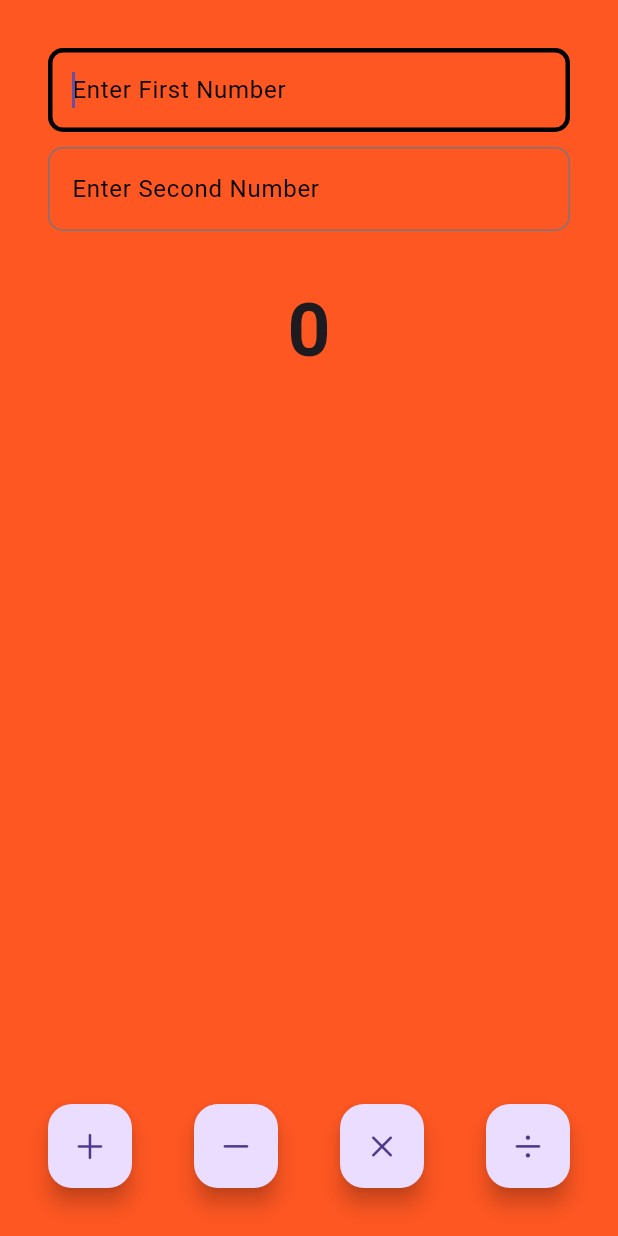
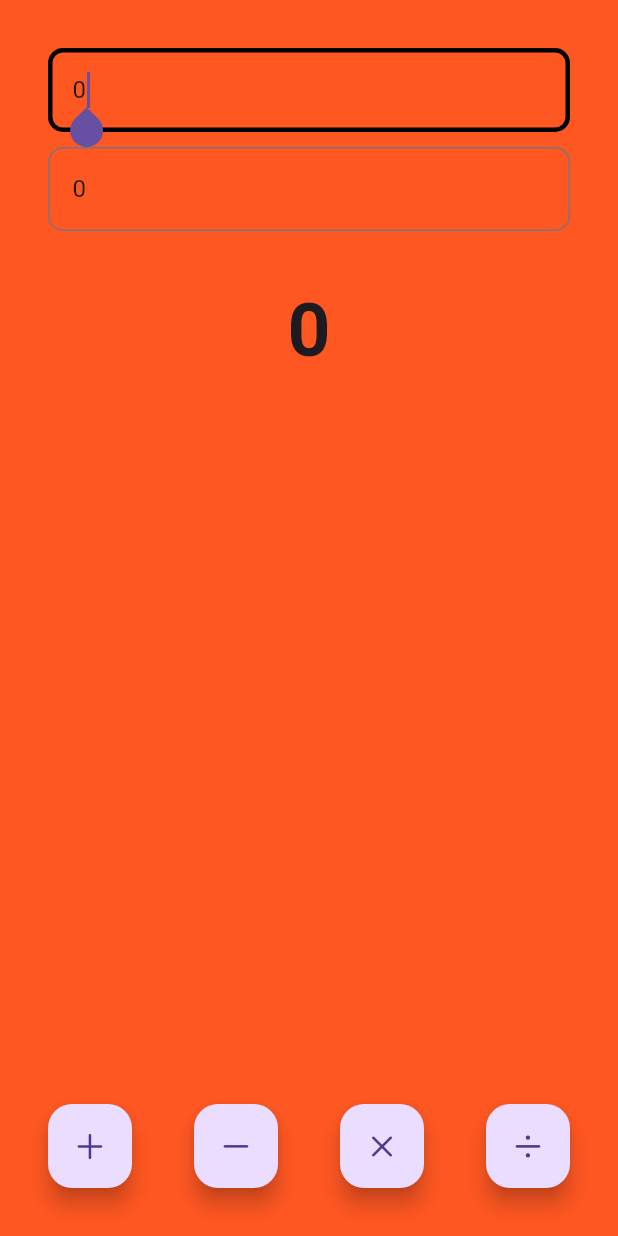
Before and after one commit to Sahil-pillania/calculator_flutter, a Flutter app: the screen it shows after launch, on a phone screen of 412 x 824 dp. Run offline on Flutter 3.47's test engine with Material 3 defaults, Android fonts, the phone set to English and light mode, and no system bars.

```diff
--- a/lib/views/calculator.dart
+++ b/lib/views/calculator.dart
@@ -9,6 +9,20 @@ class CalculatorView extends StatefulWidget {
 }
 
 class _CalculatorViewState extends State<CalculatorView> {
+  int x = 0;
+  int y = 0;
+  num z = 0;
+
+  final displayOneController = TextEditingController();
+  final displayTwoController = TextEditingController();
+
+  @override
+  void initState() {
+    super.initState();
+    displayOneController.text = x.toString();
+    displayTwoController.text = y.toString();
+  }
+
   @override
   Widget build(BuildContext context) {
     return Padding(
@@ -16,30 +30,48 @@ class _CalculatorViewState extends State<CalculatorView> {
       child: Column(
         children: [
           // calculator display
-          DisplayOne(hint: "Enter First Number"),
-          SizedBox(height: 10.0),
-          DisplayOne(hint: "Enter Second Number"),
-          SizedBox(height: 30.0),
-          Text("0",
+          Display(hint: "Enter First Number", controller: displayOneController),
+          const SizedBox(height: 10.0),
+          Display(
+              hint: "Enter Second Number", controller: displayTwoController),
+          const SizedBox(height: 30.0),
+          Text(z.toString(),
               style: TextStyle(fontSize: 50, fontWeight: FontWeight.bold)),
           Spacer(),
           Row(
             mainAxisAlignment: MainAxisAlignment.spaceBetween,
             children: [
               FloatingActionButton(
-                onPressed: () {},
+                onPressed: () {
+                  z = num.tryParse(displayOneController.text)! +
+                      num.tryParse(displayTwoController.text)!;
+                  setState(() {});
+                },
                 child: const Icon(CupertinoIcons.add),
               ),
               FloatingActionButton(
-                onPressed: () {},
+                onPressed: () {
+                  z = num.tryParse(displayOneController.text)! -
+                      num.tryParse(displayTwoController.text)!;
+                  setState(() {});
+                },
                 child: const Icon(CupertinoIcons.minus),
               ),
               FloatingActionButton(
-                onPressed: () {},
+                onPressed: () {
+                  z = num.tryParse(displayOneController.text)! *
+                      num.tryParse(displayTwoController.text)!;
+                  print(z);
+                  setState(() {});
+                },
                 child: const Icon(CupertinoIcons.multiply),
               ),
               FloatingActionButton(
-                onPressed: () {},
+                onPressed: () {
+                  z = num.tryParse(displayOneController.text)! /
+                      num.tryParse(displayTwoController.text)!;
+                  setState(() {});
+                },
                 child: const Icon(CupertinoIcons.divide),
               ),
             ],
@@ -52,15 +84,18 @@ class _CalculatorViewState extends State<CalculatorView> {
   }
 }
 
-class DisplayOne extends StatelessWidget {
-  const DisplayOne({super.key, this.hint = "Enter a Number"});
+class Display extends StatelessWidget {
+  const Display(
+      {super.key, this.hint = "Enter a Number", required this.controller});
 
   final String? hint;
+  final TextEditingController controller;
 
   @override
   Widget build(BuildContext context) {
     return TextField(
       keyboardType: TextInputType.number,
+      controller: controller,
       autofocus: true,
       decoration: InputDecoration(
           border: OutlineInputBorder(
```
